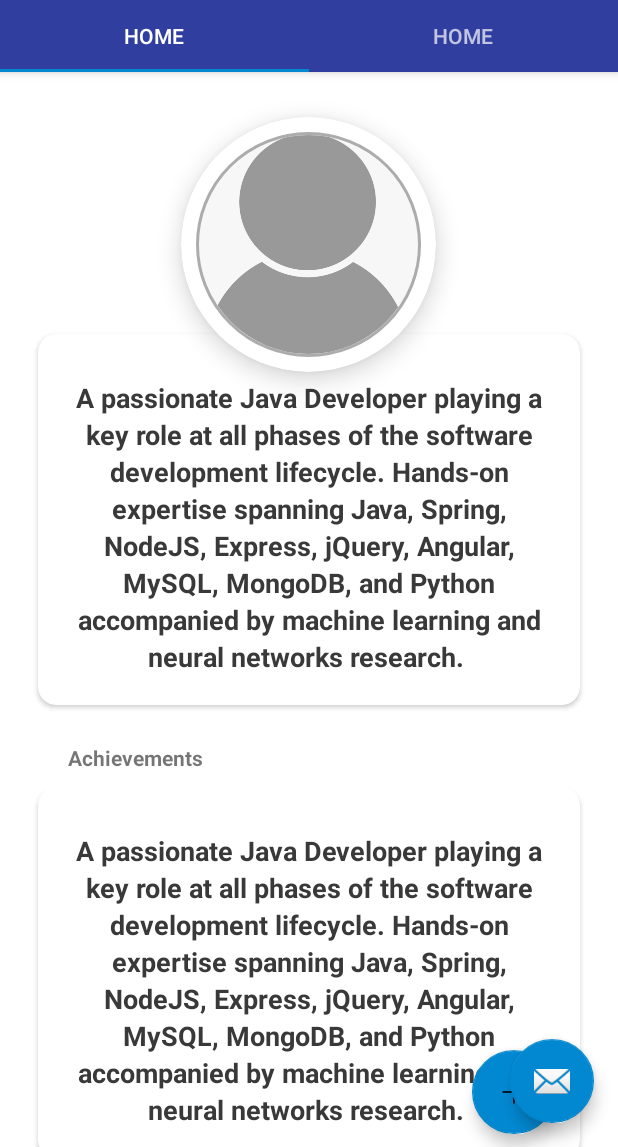
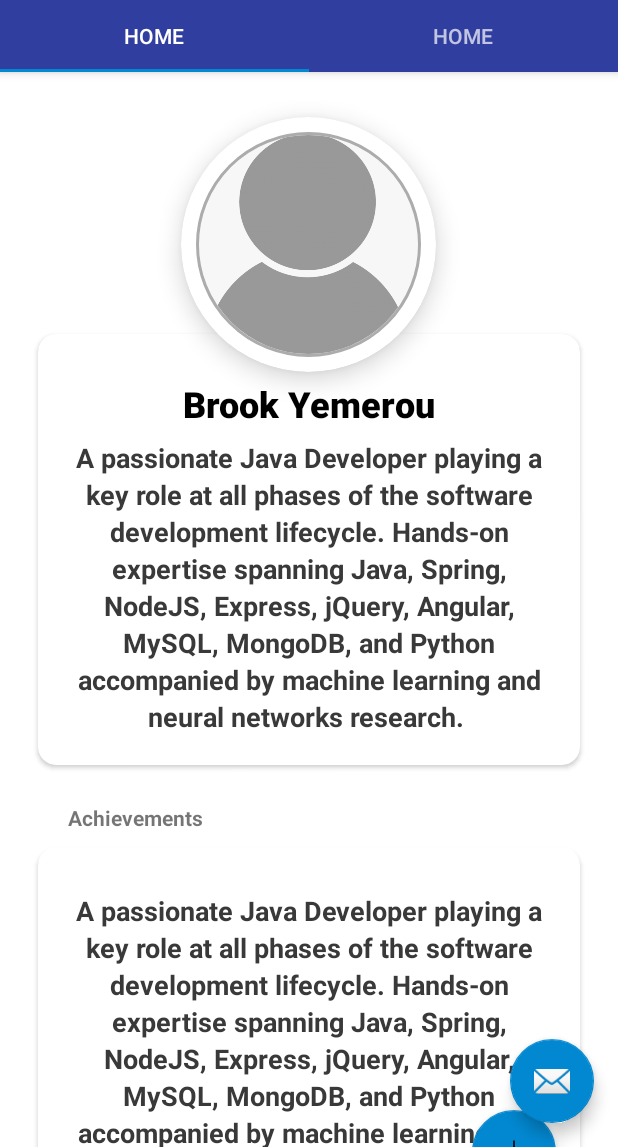
Before and after one commit to MihreteabKidane/Assignment-6, an Android app: the screen it shows after launch (MainActivity), on a phone screen of 412 x 824 dp, the part 89-1236 px from its top. Run offline under Robolectric (Android 15) with nearby library versions, the light colour scheme and no system bars; our stand-ins replace CircleImageView; Roboto replaces fonts that are not available here.

Commit message:
User Domain Created

```diff
--- /dev/null
+++ b/app/src/main/java/com/example/cvapp/domains/User.kt
@@ -0,0 +1,4 @@
+package com.example.cvapp.domains
+
+class User(var firstname : String, var lastname : String, var bio : String, var achievements : ArrayList<String>, var facebook : String, var twitter : String, var linkedIn : String, var personal : String) {
+}
--- a/app/src/main/res/layout/fragment_home.xml
+++ b/app/src/main/res/layout/fragment_home.xml
@@ -60,11 +60,21 @@
 
 
                 <TextView
+                    android:layout_width="wrap_content"
+                    android:layout_height="wrap_content"
+                    android:layout_gravity="center_horizontal"
+                    android:layout_margin="30dp"
+                    android:fontFamily="sans-serif-black"
+                    android:text="Brook Yemerou"
+                    android:textColor="#000000"
+                    android:textSize="24sp"
+                    android:textStyle="bold" />
+                <TextView
                     android:id="@+id/textView"
                     android:layout_width="match_parent"
                     android:layout_height="wrap_content"
                     android:layout_marginLeft="20dp"
-                    android:layout_marginTop="30dp"
+                    android:layout_marginTop="70dp"
                     android:layout_marginRight="20dp"
                     android:layout_marginBottom="20dp"
                     android:fontFamily="@font/acme"
```
